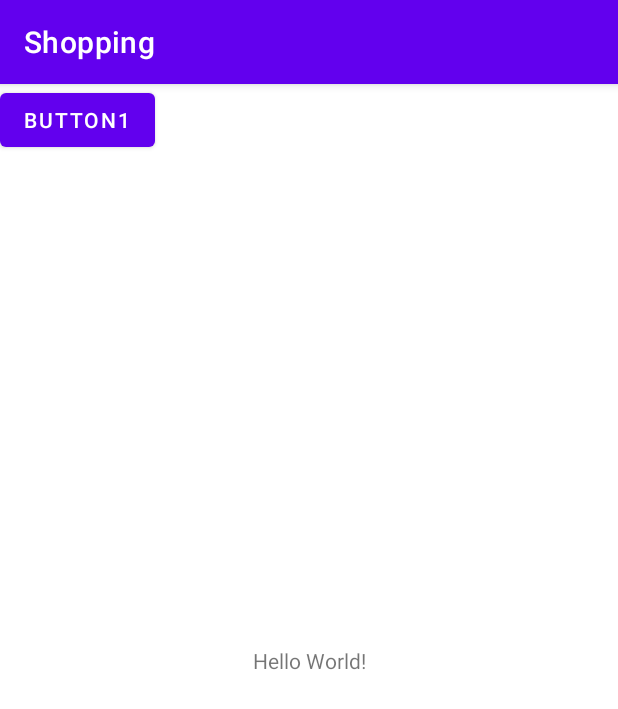
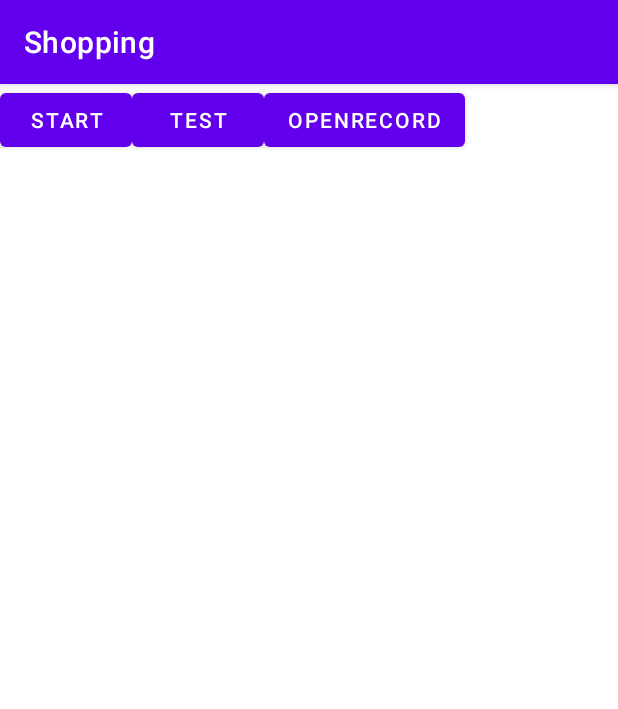
Before and after one commit to diuy/Shopping, an Android app: the screen it shows after launch (MainActivity), on a phone screen of 412 x 824 dp. Shown: the top 709 px of the screen. Run offline under Robolectric (Android 15) with nearby library versions, the phone set to English and light mode, and no system bars.

Commit message:
完成京东

```diff
--- a/app/src/main/java/com/example/shopping/TaskState.java
+++ /dev/null
@@ -1,5 +0,0 @@
-package com.example.shopping;
-
-public interface TaskState {
-    void perform();
-}
--- a/app/src/main/res/layout/activity_main.xml
+++ b/app/src/main/res/layout/activity_main.xml
@@ -6,25 +6,32 @@
     android:layout_height="match_parent"
     tools:context=".MainActivity">
 
-    <TextView
-        android:layout_width="wrap_content"
-        android:layout_height="wrap_content"
-        android:text="Hello World!"
-        app:layout_constraintBottom_toBottomOf="parent"
-        app:layout_constraintLeft_toLeftOf="parent"
-        app:layout_constraintRight_toRightOf="parent"
-        app:layout_constraintTop_toTopOf="parent" />
+    <LinearLayout
+        android:layout_width="match_parent"
+        android:layout_height="match_parent"
+        android:orientation="horizontal" android:onClick="onLayout">
 
-    <Button
-        android:id="@+id/button"
-        android:layout_width="wrap_content"
-        android:layout_height="wrap_content"
-        android:onClick="onStart"
-        android:text="Button1"
-        android:visibility="visible"
-        tools:layout_editor_absoluteX="144dp"
-        tools:layout_editor_absoluteY="108dp"
-        tools:visibility="visible"
-        tools:ignore="MissingConstraints" />
+        <Button
+            android:id="@+id/btnStart"
+            android:layout_width="wrap_content"
+            android:layout_height="wrap_content"
+            android:onClick="onStart"
+            android:text="Start"
+            android:visibility="visible" />
+        <Button
+            android:id="@+id/btnTest"
+            android:layout_width="wrap_content"
+            android:layout_height="wrap_content"
+            android:onClick="onTest"
+            android:text="Test"
+            android:visibility="visible" />
+        <Button
+            android:id="@+id/btnOpenRecord"
+            android:layout_width="wrap_content"
+            android:layout_height="wrap_content"
+            android:onClick="onOpenRecord"
+            android:text="OpenRecord"
+            android:visibility="visible"  />
+    </LinearLayout>
 
 </androidx.constraintlayout.widget.ConstraintLayout>
--- a/app/src/main/res/xml/shopping.xml
+++ b/app/src/main/res/xml/shopping.xml
@@ -9,4 +9,4 @@
     android:canRequestFilterKeyEvents="true"
     android:description="@string/app_name"
     android:notificationTimeout="100"
-    android:packageNames="com.jingdong.app.mall,com.tmall.wireless" />
+    android:packageNames="com.jingdong.app.mall,com.tmall.wireless,com.example.shopping" />
--- a/build.gradle
+++ b/build.gradle
@@ -5,7 +5,7 @@ buildscript {
         mavenCentral()
     }
     dependencies {
-        classpath "com.android.tools.build:gradle:4.2.1"
+        classpath "com.android.tools.build:gradle:4.1.2"
 
         // NOTE: Do not place your application dependencies here; they belong
         // in the individual module build.gradle files
```
Also changed, not shown: app/src/main/java/com/example/shopping/HandlerTimer.java (deleted, +0 -35 lines), app/src/main/java/com/example/shopping/JDTask.java (deleted, +0 -67 lines), app/src/main/java/com/example/shopping/MainActivity.java (+23 -1 lines), app/src/main/java/com/example/shopping/NodeInfoWriter.java (+42 -42 lines), app/src/main/java/com/example/shopping/ShoppingService.java (+45 -46 lines), app/src/main/java/com/example/shopping/TaskHelper.java (deleted, +0 -93 lines), gradle/wrapper/gradle-wrapper.properties, 1 other file.
